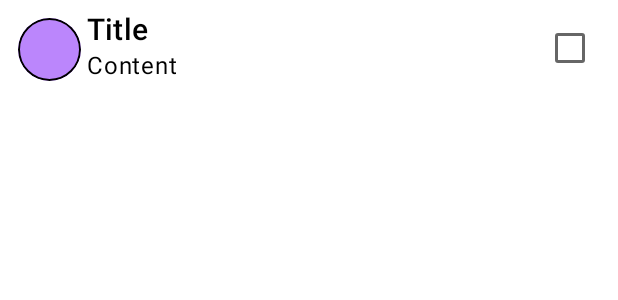
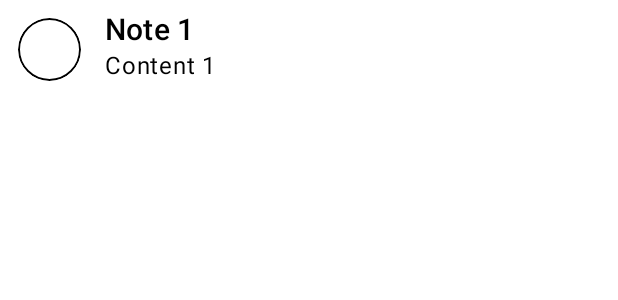
Before and after one commit to nguyenphuc22/App-Note-Jetpack-Compose, an Android app built with Jetpack Compose: the @Preview function NotePreview, on a phone screen of 412 x 824 dp. Shown: the top 300 px of the screen. Run offline under Robolectric (Android 15) with nearby library versions, the phone set to English and light mode, and no system bars.

Commit message:
Add ScreenNotes

```diff
--- a/app/build.gradle
+++ b/app/build.gradle
@@ -77,4 +77,7 @@ dependencies {
     // Coroutines
     implementation "org.jetbrains.kotlinx:kotlinx-coroutines-core:1.4.1"
     implementation "androidx.lifecycle:lifecycle-viewmodel-ktx:2.4.0-alpha01"
+
+    // LiveData
+    implementation "androidx.compose.runtime:runtime-livedata:$compose_ui_version"
 }
--- a/app/src/main/java/com/phucvr/appnotejetpackcompose/components/Note.kt
+++ b/app/src/main/java/com/phucvr/appnotejetpackcompose/components/Note.kt
@@ -2,6 +2,7 @@ package com.phucvr.appnotejetpackcompose.components
 
 import android.content.res.Resources.Theme
 import androidx.compose.foundation.background
+import androidx.compose.foundation.clickable
 import androidx.compose.foundation.layout.*
 import androidx.compose.material.Checkbox
 import androidx.compose.material.MaterialTheme
@@ -11,33 +12,45 @@ import androidx.compose.ui.Modifier
 import androidx.compose.ui.graphics.Color
 import androidx.compose.ui.tooling.preview.Preview
 import androidx.compose.ui.unit.dp
+import com.phucvr.appnotejetpackcompose.model.NoteModel
 import com.phucvr.appnotejetpackcompose.ui.theme.Purple200
+import com.phucvr.appnotejetpackcompose.util.hexToColor
 
 @Composable
-fun Note() {
+fun Note(
+    note: NoteModel,
+    onNoteClick: (NoteModel) -> Unit = {},
+    onNoteCheckedChange: (NoteModel) -> Unit = {}
+) {
     Row(modifier = Modifier.fillMaxWidth()
         .background(Color.White)
         .padding(8.dp)
-        .fillMaxWidth()) {
-        NoteColor(color = Purple200, size = 50.dp, border = 1.dp, padding = 4.dp)
-        Column(modifier = Modifier.weight(1f)) {
-            Text(text = "Title",
+        .fillMaxWidth()
+        .clickable { onNoteClick(note) }) {
+        NoteColor(color = Color.hexToColor(note.color.hex), size = 50.dp, border = 1.dp, padding = 4.dp)
+        Column(modifier = Modifier.weight(1f).padding(start = 12.dp )) {
+            Text(text = note.title,
                 maxLines = 1,
                 style = MaterialTheme.typography.h6)
-            Text(text = "Content",
+            Text(text = note.content,
                 maxLines = 2,
                 style = MaterialTheme.typography.body1)
         }
-        Checkbox(
-            checked = false,
-            onCheckedChange = { },
-            modifier = Modifier.padding(start = 8.dp)
-        )
+        if (note.isCheckedOff != null) {
+            Checkbox(
+                checked = note.isCheckedOff,
+                onCheckedChange = { isChecked ->
+                    val newNote = note.copy(isCheckedOff = isChecked)
+                    onNoteCheckedChange(newNote)
+                },
+                modifier = Modifier.padding(start = 8.dp)
+            )
+        }
     }
 }
 
 @Preview
 @Composable
 private fun NotePreview() {
-    Note()
+    Note(note = NoteModel(1, "Note 1", "Content 1", null))
 }
```
Also changed, not shown: app/src/main/java/com/phucvr/appnotejetpackcompose/MainActivity.kt (+16 -11 lines), app/src/main/java/com/phucvr/appnotejetpackcompose/components/TopAppBar.kt (added, +75 -0 lines), app/src/main/java/com/phucvr/appnotejetpackcompose/screen/NoteScreen.kt (added, +67 -0 lines), app/src/main/java/com/phucvr/appnotejetpackcompose/viewmodel/MainViewModel.kt (+21 -0 lines).
